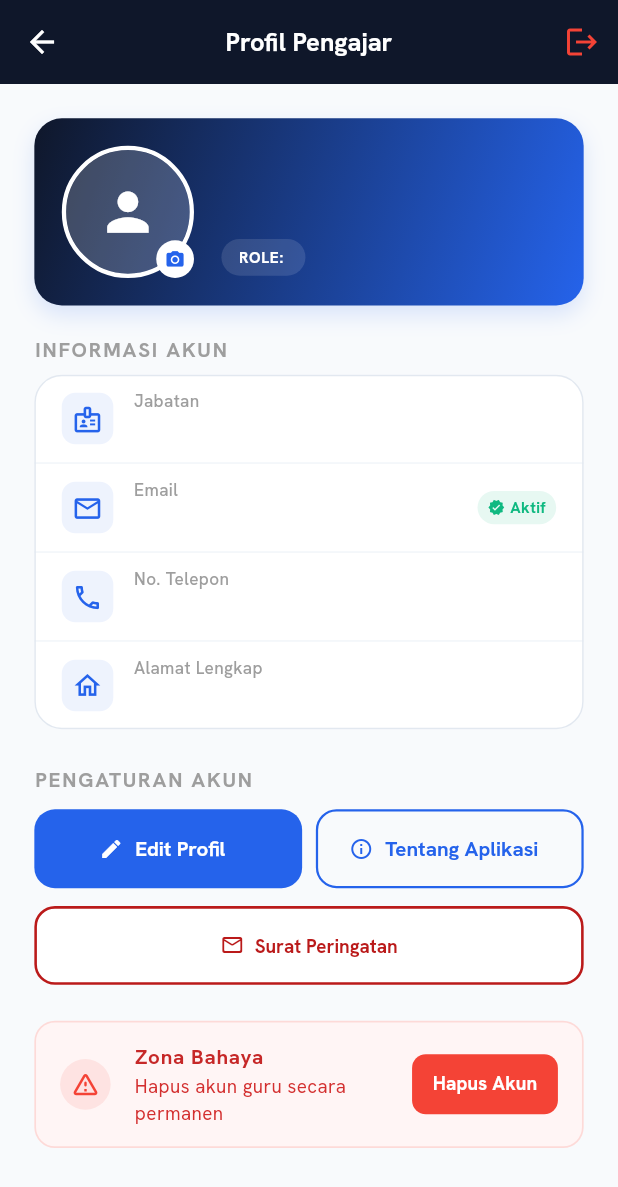
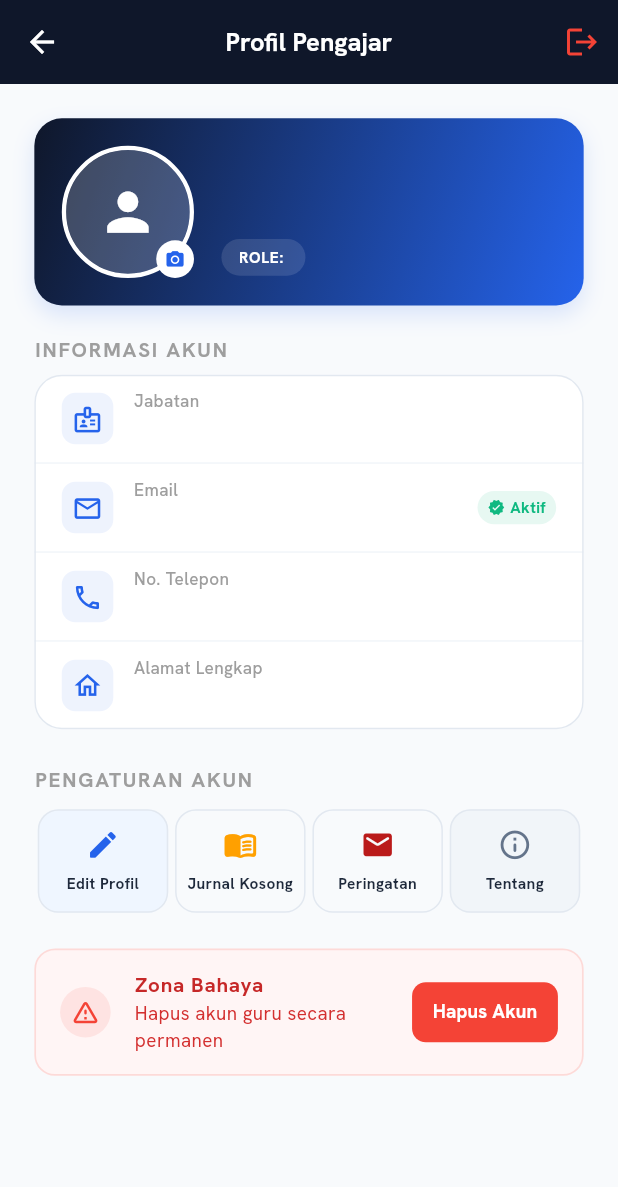
Before and after one commit to znhacks/JurnalMengajar, a Flutter app: the GuruProfilScreen screen opened directly, on a phone screen of 412 x 824 dp. Shown: the top 1187 px of the screen. Run offline on Flutter 3.47's test engine with Material 3 defaults, Android fonts, the light colour scheme and no system bars; our stand-ins replace cached_network_image, flutter_screenutil, go_router, google_fonts, image_picker, supabase_flutter and 1 more; missing offline and left inert: crop_your_image; accounts and stored records are empty; network calls fail.

Commit message:
guru minor fix

```diff
--- a/jurnalmengajar/lib/repositories/warning_letter_repository.dart
+++ b/jurnalmengajar/lib/repositories/warning_letter_repository.dart
@@ -5,4 +5,6 @@ abstract class WarningLetterRepository {
   Future<List<WarningLetterModel>> getByTeacherId(String teacherId);
   Future<void> create(WarningLetterModel model);
   Future<void> markAsRead(String id);
+  Future<void> update(WarningLetterModel model);
+  Future<void> delete(String id);
 }
--- a/jurnalmengajar/lib/screens/guru/profil_screen.dart
+++ b/jurnalmengajar/lib/screens/guru/profil_screen.dart
@@ -1,6 +1,7 @@
 import 'dart:typed_data';
 import 'package:flutter/material.dart';
 import 'package:flutter_screenutil/flutter_screenutil.dart';
+import 'package:google_fonts/google_fonts.dart';
 import 'package:go_router/go_router.dart';
 import 'package:provider/provider.dart';
 import 'package:cached_network_image/cached_network_image.dart';
@@ -967,203 +968,49 @@ class _GuruProfilScreenState extends State<GuruProfilScreen> {
                 ),
               ),
               SizedBox(height: 8.h),
-              Row(
-                children: [
-                  Expanded(
-                    child: ElevatedButton.icon(
-                      onPressed: () => _showEditProfileDialog(currentUser, teacher),
-                      icon: const Icon(Icons.edit, size: 16),
-                      label: FittedBox(
-                        fit: BoxFit.scaleDown,
-                        child: Text(
-                          'Edit Profil',
-                          style: TextStyle(
-                            fontSize: 12.sp,
-                            fontWeight: FontWeight.bold,
-                          ),
-                        ),
-                      ),
-                      style: ElevatedButton.styleFrom(
-                        backgroundColor: const Color(0xFF2563EB),
-                        foregroundColor: Colors.white,
-                        elevation: 0,
-                        minimumSize: Size.fromHeight(44.h),
-                        shape: RoundedRectangleBorder(
-                          borderRadius: BorderRadius.circular(12.r),
-                        ),
-                      ),
-                    ),
-                  ),
-                  SizedBox(width: 8.w),
-                  Expanded(
-                    child: OutlinedButton.icon(
-                      onPressed: () => context.push('/about'),
-                      icon: const Icon(Icons.info_outline, size: 16),
-                      label: FittedBox(
-                        fit: BoxFit.scaleDown,
-                        child: Text(
-                          'Tentang Aplikasi',
-                          style: TextStyle(
-                            fontSize: 12.sp,
-                            fontWeight: FontWeight.bold,
-                          ),
-                        ),
-                      ),
-                      style: OutlinedButton.styleFrom(
-                        foregroundColor: const Color(0xFF2563EB),
-                        side: const BorderSide(color: Color(0xFF2563EB), width: 1.5),
-                        elevation: 0,
-                        minimumSize: Size.fromHeight(44.h),
-                        shape: RoundedRectangleBorder(
-                          borderRadius: BorderRadius.circular(12.r),
-                        ),
-                      ),
-                    ),
-                  ),
-                ],
-              ),
-
-              // Row 2: Unfilled Journals and Warning Letters (SP)
               Consumer<WarningLetterProvider>(
                 builder: (context, warningProvider, child) {
                   final unreadCount = warningProvider.warningLetters
                       .where((w) => w.status == 'unread')
                       .length;
 
-                  final hasUnfilled = unfilledCount > 0;
-
-                  return Padding(
-                    padding: EdgeInsets.only(top: 10.h),
-                    child: Row(
+                  return Row(
                     children: [
-                        if (hasUnfilled) ...[
-                          Expanded(
-                            child: ElevatedButton(
-                              onPressed: () => context.go('/guru/dashboard?tab=2'),
-                              style: ElevatedButton.styleFrom(
-                                backgroundColor: Colors.amber[700],
-                                foregroundColor: Colors.white,
-                                side: BorderSide(
+                      // 1. Edit Profil
+                      _buildHorizontalAction(
+                        icon: Icons.edit_rounded,
+                        label: 'Edit Profil',
+                        color: const Color(0xFF2563EB),
+                        bgColor: const Color(0xFFEFF6FF),
+                        onTap: () => _showEditProfileDialog(currentUser, teacher),
+                      ),
+                      // 2. Jurnal Kosong
+                      _buildHorizontalAction(
+                        icon: Icons.menu_book_rounded,
+                        label: 'Jurnal Kosong',
                         color: Colors.amber[700]!,
-                                  width: 1.5.r,
+                        bgColor: unfilledCount > 0 ? const Color(0xFFFFFBEB) : const Color(0xFFF8FAFC),
+                        badgeCount: unfilledCount,
+                        onTap: () => context.go('/guru/dashboard?tab=2'),
                       ),
-                                elevation: 0,
-                                minimumSize: Size.fromHeight(44.h),
-                                shape: RoundedRectangleBorder(
-                                  borderRadius: BorderRadius.circular(12.r),
+                      // 3. Surat Peringatan
+                      _buildHorizontalAction(
+                        icon: Icons.mail_rounded,
+                        label: 'Peringatan',
+                        color: const Color(0xFFBA1A1A),
+                        bgColor: unreadCount > 0 ? const Color(0xFFFEE2E2) : const Color(0xFFF8FAFC),
+                        badgeCount: unreadCount,
+                        onTap: () => context.push('/guru/warning-letters'),
                       ),
-                              ),
-                              child: Row(
-                                mainAxisAlignment: MainAxisAlignment.center,
-                                children: [
-                                  const Icon(Icons.menu_book_outlined, size: 16),
-                                  SizedBox(width: 6.w),
-                                  Flexible(
-                                    child: FittedBox(
-                                      fit: BoxFit.scaleDown,
-                                      child: Text(
-                                        'Jurnal Kosong',
-                                        style: TextStyle(
-                                          fontWeight: FontWeight.bold,
-                                          fontSize: 11.sp,
-                                        ),
-                                      ),
-                                    ),
-                                  ),
-                                  SizedBox(width: 4.w),
-                                  Container(
-                                    padding: EdgeInsets.symmetric(
-                                      horizontal: 6.w,
-                                      vertical: 2.h,
-                                    ),
-                                    decoration: const BoxDecoration(
-                                      color: Colors.white,
-                                      shape: BoxShape.circle,
-                                    ),
-                                    child: Text(
-                                      '$unfilledCount',
-                                      style: TextStyle(
-                                        color: Colors.amber[700],
-                                        fontSize: 9.sp,
-                                        fontWeight: FontWeight.bold,
-                                      ),
-                                    ),
+                      // 4. Tentang Aplikasi
+                      _buildHorizontalAction(
+                        icon: Icons.info_outline_rounded,
+                        label: 'Tentang',
+                        color: const Color(0xFF64748B),
+                        bgColor: const Color(0xFFF1F5F9),
+                        onTap: () => context.push('/about'),
                       ),
                     ],
-                              ),
-                            ),
-                          ),
-                          SizedBox(width: 8.w),
-                        ],
-                        Expanded(
-                          child: ElevatedButton(
-                            onPressed: () => context.push('/guru/warning-letters'),
-                            style: ElevatedButton.styleFrom(
-                              backgroundColor: unreadCount > 0
-                                  ? const Color(0xFFBA1A1A)
-                                  : Colors.white,
-                              foregroundColor: unreadCount > 0
-                                  ? Colors.white
-                                  : const Color(0xFFBA1A1A),
-                              side: BorderSide(
-                                color: const Color(0xFFBA1A1A),
-                                width: 1.5.r,
-                              ),
-                              elevation: 0,
-                              minimumSize: Size.fromHeight(44.h),
-                              shape: RoundedRectangleBorder(
-                                borderRadius: BorderRadius.circular(12.r),
-                              ),
-                            ),
-                            child: Row(
-                              mainAxisAlignment: MainAxisAlignment.center,
-                              children: [
-                                Icon(
-                                  unreadCount > 0
-                                      ? Icons.mail_rounded
-                                      : Icons.mail_outline_rounded,
-                                  size: 16,
-                                ),
-                                SizedBox(width: 6.w),
-                                Flexible(
-                                  child: FittedBox(
-                                    fit: BoxFit.scaleDown,
-                                    child: Text(
-                                      'Surat Peringatan',
-                                      style: TextStyle(
-                                        fontWeight: FontWeight.bold,
-                                        fontSize: 11.sp,
-                                      ),
-                                    ),
-                                  ),
-                                ),
-                                if (unreadCount > 0) ...[
-                                  SizedBox(width: 4.w),
-                                  Container(
-                                    padding: EdgeInsets.symmetric(
-                                      horizontal: 6.w,
-                                      vertical: 2.h,
-                                    ),
-                                    decoration: const BoxDecoration(
-                                      color: Colors.white,
-                                      shape: BoxShape.circle,
-                                    ),
-                                    child: Text(
-                                      '$unreadCount',
-                                      style: TextStyle(
-                                        color: const Color(0xFFBA1A1A),
-                                        fontSize: 9.sp,
-                                        fontWeight: FontWeight.bold,
-                                      ),
-                                    ),
-                                  ),
-                                ],
-                              ],
-                            ),
-                          ),
-                        ),
-                      ],
-                    ),
                   );
                 },
               ),
@@ -1311,6 +1158,86 @@ class _GuruProfilScreenState extends State<GuruProfilScreen> {
     );
   }
 
+  Widget _buildHorizontalAction({
+    required IconData icon,
+    required String label,
+    required Color color,
+    required Color bgColor,
+    int badgeCount = 0,
+    required VoidCallback onTap,
+  }) {
+    return Expanded(
+      child: Card(
+        margin: EdgeInsets.symmetric(horizontal: 2.w),
+        elevation: 0,
+        color: bgColor,
+        shape: RoundedRectangleBorder(
+          borderRadius: BorderRadius.circular(12.r),
+          side: BorderSide(
+            color: badgeCount > 0 ? color.withValues(alpha: 0.3) : const Color(0xFFE2E8F0),
+            width: 1,
+          ),
+        ),
+        child: InkWell(
+          onTap: onTap,
+          borderRadius: BorderRadius.circular(12.r),
+          child: Padding(
+            padding: EdgeInsets.symmetric(vertical: 10.h, horizontal: 2.w),
+            child: Column(
+              mainAxisSize: MainAxisSize.min,
+              children: [
+                Stack(
+                  clipBehavior: Clip.none,
+                  children: [
+                    Icon(icon, color: color, size: 20.r),
+                    if (badgeCount > 0)
+                      Positioned(
+                        top: -4.h,
+                        right: -4.w,
+                        child: Container(
+                          padding: EdgeInsets.symmetric(horizontal: 4.w, vertical: 2.h),
+                          decoration: const BoxDecoration(
+                            color: Colors.red,
+                            shape: BoxShape.circle,
+                          ),
+                          constraints: BoxConstraints(
+                            minWidth: 14.r,
+                            minHeight: 14.r,
+                          ),
+                          child: Center(
+                            child: Text(
+                              '$badgeCount',
+                              style: TextStyle(
+                                color: Colors.white,
+                                fontSize: 8.sp,
+                                fontWeight: FontWeight.bold,
+                              ),
+                            ),
+                          ),
+                        ),
+                      ),
+                  ],
+                ),
+                SizedBox(height: 6.h),
+                Text(
+                  label,
+                  textAlign: TextAlign.center,
+                  maxLines: 1,
+                  overflow: TextOverflow.ellipsis,
+                  style: GoogleFonts.hankenGrotesk(
+                    fontSize: 9.sp,
+                    fontWeight: FontWeight.w700,
+                    color: const Color(0xFF1E293B),
+                  ),
+                ),
+              ],
+            ),
+          ),
+        ),
+      ),
+    );
+  }
+
   void _showPositionSelector(
     BuildContext context,
     List<String> subjects,
```
Also changed, not shown: jurnalmengajar/lib/providers/warning_letter_provider.dart (+66 -32 lines), jurnalmengajar/lib/repositories/supabase_warning_letter_repository.dart (+24 -0 lines), jurnalmengajar/lib/screens/guru/dashboard_screen.dart (+5 -3 lines), jurnalmengajar/lib/screens/guru/detail_jadwal_screen.dart (+41 -17 lines), jurnalmengajar/lib/screens/guru/form_jurnal_screen.dart (+23 -11 lines), jurnalmengajar/lib/screens/guru/statistik_screen.dart (+66 -62 lines). Lines whose indentation alone changed are shown as unchanged.
